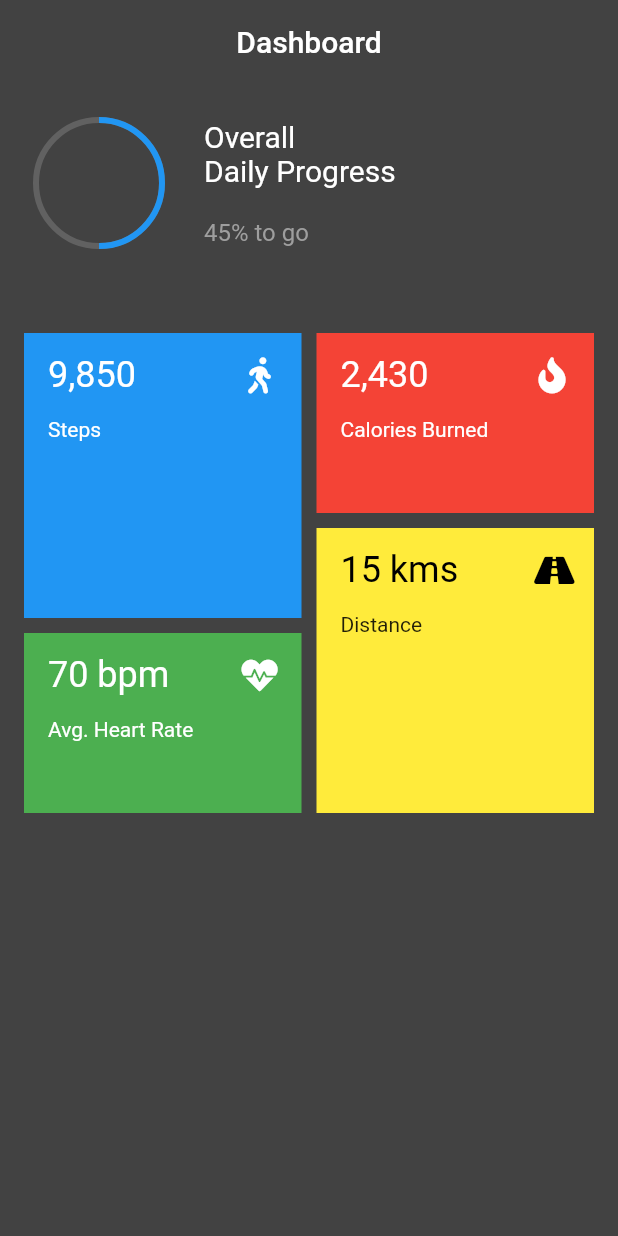
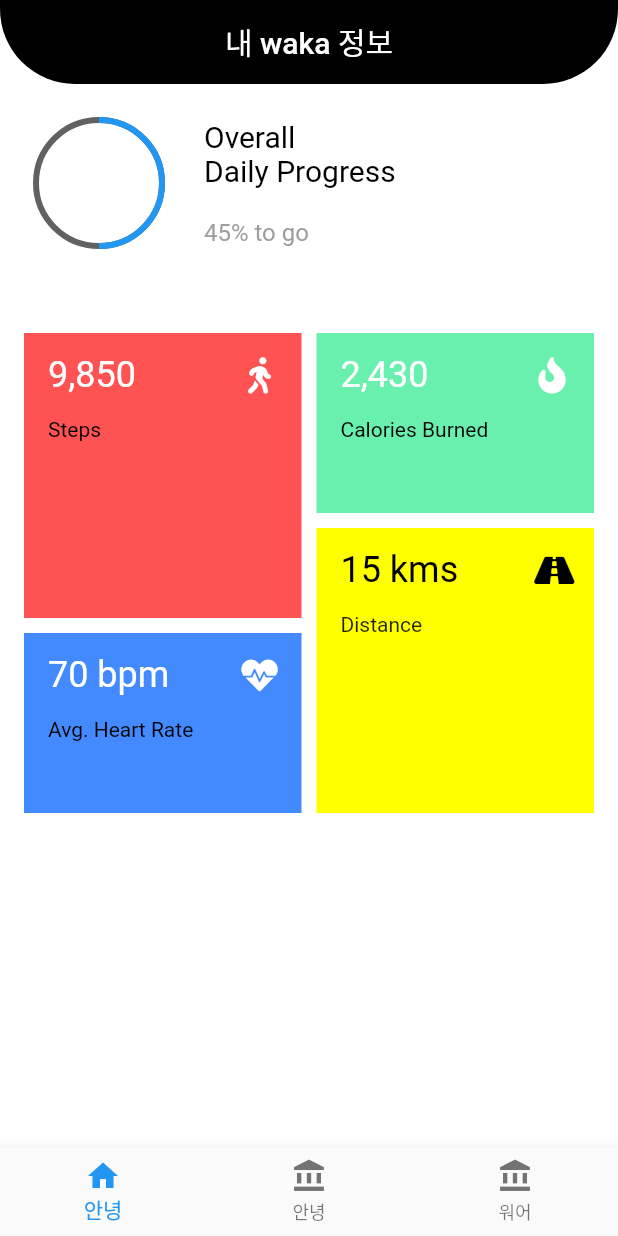
Before and after one commit to writepro4/PocketRanking, a Flutter app: the screen it shows after launch, on a phone screen of 412 x 824 dp. Run offline on Flutter 3.47's test engine with Material 2 defaults, Android fonts, the phone set to English and light mode, and no system bars; our stand-ins replace font_awesome_flutter.

Commit message:
[update] main.dart nav바 추가 / appbar 수정

```diff
--- a/lib/main.dart
+++ b/lib/main.dart
@@ -1,5 +1,7 @@
+import 'package:flutter/cupertino.dart';
 import 'package:flutter/material.dart';
 import 'package:font_awesome_flutter/font_awesome_flutter.dart';
+
 void main() {
   runApp(App());
 }
@@ -16,18 +18,24 @@ class App extends StatelessWidget {
 
 class DashboardTwoPage extends StatelessWidget {
   static final String path = "lib/src/pages/dashboard/dash2.dart";
-  final TextStyle whiteText = TextStyle(color: Colors.white);
+  final TextStyle whiteText = TextStyle(color: Colors.black);
+
   @override
   Widget build(BuildContext context) {
     return Scaffold(
-      backgroundColor: Colors.grey.shade800,
+      backgroundColor: Colors.white,
       appBar: AppBar(
-        backgroundColor: Colors.transparent,
+        backgroundColor: Colors.black,
         elevation: 0,
-        title: Text("Dashboard"),
+        title: Text("내 waka 정보", style: TextStyle(color: Colors.white)),
         centerTitle: true,
+        shape: RoundedRectangleBorder(
+            borderRadius: BorderRadius.vertical(
+          bottom: Radius.circular(50),
+        )),
       ),
       body: _buildBody(context),
+      bottomNavigationBar: bottomNavigationBar(),
     );
   }
 
@@ -45,7 +53,7 @@ class DashboardTwoPage extends StatelessWidget {
                   children: <Widget>[
                     Container(
                       height: 190,
-                      color: Colors.blue,
+                      color: Colors.redAccent,
                       child: Column(
                         crossAxisAlignment: CrossAxisAlignment.start,
                         children: <Widget>[
@@ -76,7 +84,7 @@ class DashboardTwoPage extends StatelessWidget {
                     const SizedBox(height: 10.0),
                     Container(
                       height: 120,
-                      color: Colors.green,
+                      color: Colors.blueAccent,
                       child: Column(
                         crossAxisAlignment: CrossAxisAlignment.start,
                         children: <Widget>[
@@ -113,7 +121,7 @@ class DashboardTwoPage extends StatelessWidget {
                   children: <Widget>[
                     Container(
                       height: 120,
-                      color: Colors.red,
+                      color: Colors.greenAccent,
                       child: Column(
                         crossAxisAlignment: CrossAxisAlignment.start,
                         children: <Widget>[
@@ -144,7 +152,7 @@ class DashboardTwoPage extends StatelessWidget {
                     const SizedBox(height: 10.0),
                     Container(
                       height: 190,
-                      color: Colors.yellow,
+                      color: Colors.yellowAccent,
                       child: Column(
                         crossAxisAlignment: CrossAxisAlignment.start,
                         children: <Widget>[
@@ -173,11 +181,31 @@ class DashboardTwoPage extends StatelessWidget {
                     ),
                   ],
                 ),
-              )
+              ),
             ],
           )
         ],
       ),
+    );
+  }
+
+  BottomNavigationBar bottomNavigationBar() {
+    return BottomNavigationBar(
+              currentIndex: 0,
+              items: [
+                BottomNavigationBarItem(
+                  label: "안녕",
+                  icon: Icon(Icons.home),
+                ),
+                BottomNavigationBarItem(
+                  label: "안녕",
+                  icon: Icon(Icons.account_balance),
+                ),
+                BottomNavigationBarItem(
+                  label: "워어",
+                  icon: Icon(Icons.account_balance),
+                )
+              ],
             );
   }
 
```
Lines whose indentation alone changed are shown as unchanged.
